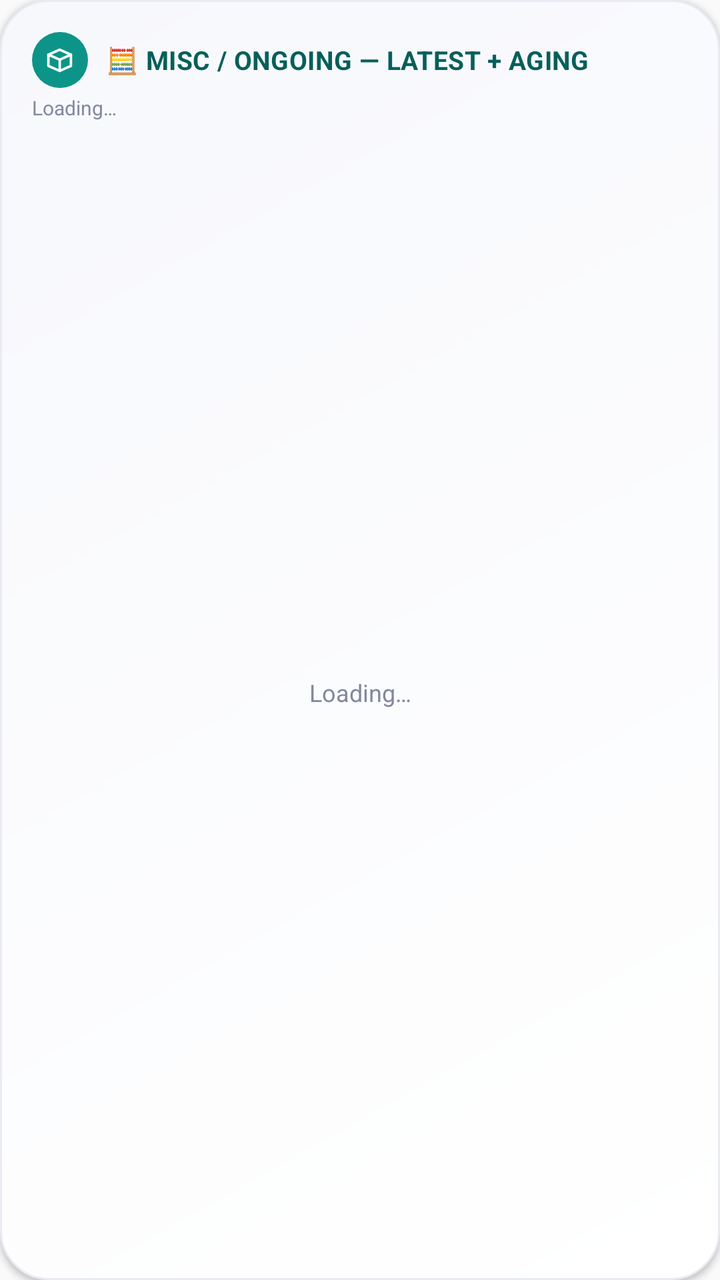
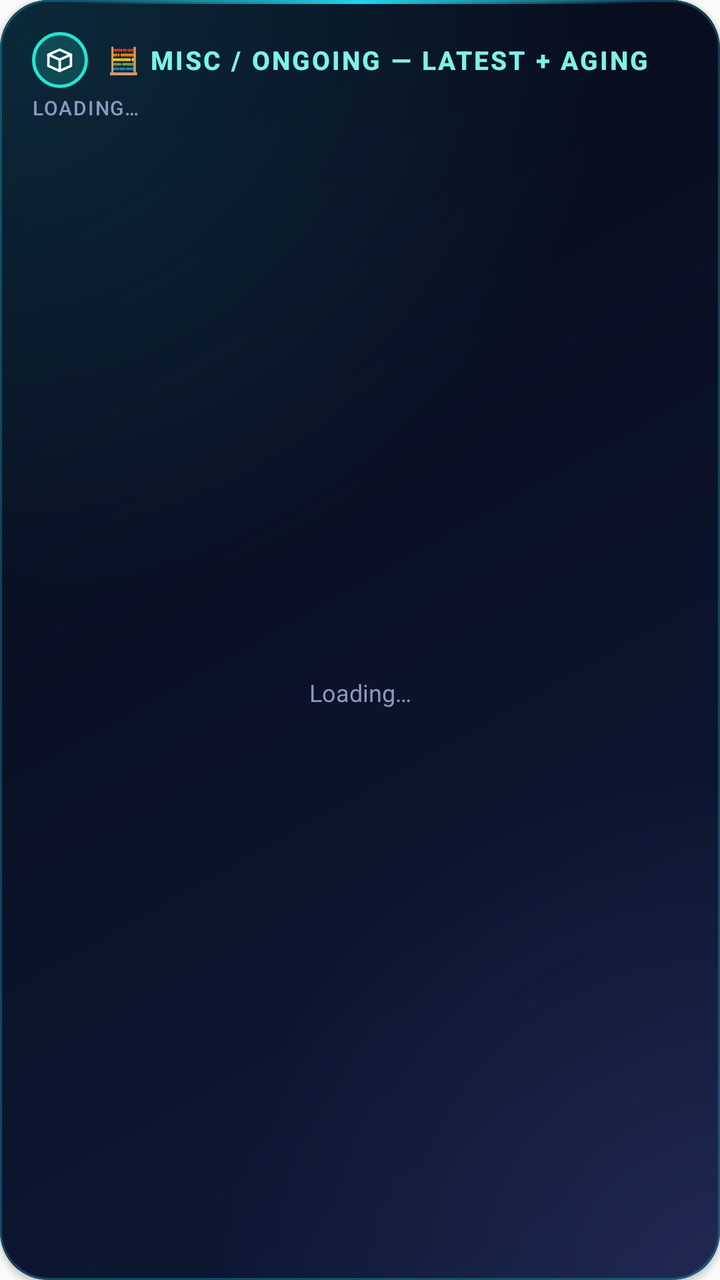

Before-and-after screenshots of an Android layout around one commit, followed by the original layout XML and the change that was made.
<!-- AndroidManifest.xml: application theme Theme.AppCompat.Light.NoActionBar -->
<!-- res/layout/widget_misc_aging.xml -->
<?xml version="1.0" encoding="utf-8"?>
<LinearLayout xmlns:android="http://schemas.android.com/apk/res/android"
    android:layout_width="match_parent"
    android:layout_height="match_parent"
    android:orientation="vertical"
    android:background="@drawable/widget_background"
    android:padding="16dp"
    android:elevation="2dp"
    android:id="@+id/ml_aging_widget_root">

    <LinearLayout
        android:layout_width="match_parent"
        android:layout_height="wrap_content"
        android:orientation="horizontal"
        android:gravity="center_vertical">
        <FrameLayout
            android:layout_width="28dp"
            android:layout_height="28dp"
            android:background="@drawable/badge_circle_inventory">
            <ImageView android:layout_width="15dp" android:layout_height="15dp"
                android:layout_gravity="center" android:src="@drawable/ic_box" />
        </FrameLayout>
        <TextView
            android:layout_width="0dp"
            android:layout_height="wrap_content"
            android:layout_weight="1"
            android:layout_marginStart="9dp"
            android:text="@string/ml_aging_widget_title"
            android:textColor="@color/accent_inventory_dark"
            android:textStyle="bold"
            android:textSize="13sp"
            android:letterSpacing="0.01" />
    </LinearLayout>

    <TextView
        android:id="@+id/ml_aging_subtitle"
        android:layout_width="match_parent"
        android:layout_height="wrap_content"
        android:layout_marginTop="3dp"
        android:layout_marginBottom="8dp"
        android:text="@string/ml_aging_widget_subtitle"
        android:textColor="@color/ink_500"
        android:textSize="10sp" />

    <FrameLayout
        android:layout_width="match_parent"
        android:layout_height="0dp"
        android:layout_weight="1">

        <ListView
            android:id="@+id/ml_aging_listview"
            android:layout_width="match_parent"
            android:layout_height="match_parent"
            android:divider="@color/hairline"
            android:dividerHeight="1px"
            android:scrollbars="none" />

        <TextView
            android:id="@+id/ml_aging_empty_view"
            android:layout_width="match_parent"
            android:layout_height="match_parent"
            android:gravity="center"
            android:text="Loading…"
            android:textColor="@color/ink_500"
            android:textSize="12sp" />

    </FrameLayout>

</LinearLayout>
<!-- resources referenced by this layout -->
<resources>
  <color name="accent_inventory_dark">#065F5A</color>
  <color name="hairline">#EDEFF5</color>
  <color name="ink_500">#8388A0</color>
  <!-- drawable badge_circle_inventory (drawable) -->
  <?xml version="1.0" encoding="utf-8"?>
  <shape xmlns:android="http://schemas.android.com/apk/res/android" android:shape="oval">
      <solid android:color="@color/accent_inventory" />
  </shape>
  <!-- drawable ic_box (drawable) -->
  <vector xmlns:android="http://schemas.android.com/apk/res/android"
      android:width="24dp" android:height="24dp" android:viewportWidth="24" android:viewportHeight="24">
      <path android:fillColor="#00000000" android:strokeColor="#FFFFFF" android:strokeWidth="2"
          android:strokeLineJoin="round" android:strokeLineCap="round"
          android:pathData="M3,8 L12,4 L21,8 L21,17 L12,21 L3,17 Z" />
      <path android:fillColor="#00000000" android:strokeColor="#FFFFFF" android:strokeWidth="2"
          android:strokeLineJoin="round" android:strokeLineCap="round"
          android:pathData="M3,8 L12,12 L21,8" />
      <path android:fillColor="#00000000" android:strokeColor="#FFFFFF" android:strokeWidth="2"
          android:strokeLineCap="round" android:pathData="M12,12 L12,21" />
  </vector>
  <!-- drawable widget_background (drawable) -->
  <?xml version="1.0" encoding="utf-8"?>
  <shape xmlns:android="http://schemas.android.com/apk/res/android"
      android:shape="rectangle">
      <corners android:radius="24dp" />
      <gradient
          android:angle="135"
          android:startColor="@color/surface_card_top"
          android:endColor="@color/surface_card_bottom"
          android:type="linear" />
      <stroke android:width="1dp" android:color="@color/surface_inset_border" />
  </shape>
  <string name="ml_aging_widget_subtitle">Loading…</string>
  <string name="ml_aging_widget_title">🧮 MISC / ONGOING — LATEST + AGING</string>
  <color name="accent_inventory">#0D9488</color>
  <color name="surface_card_top">#FFFFFF</color>
  <color name="surface_card_bottom">#F7F8FC</color>
  <color name="surface_inset_border">#E9EBF3</color>
</resources>

<!-- the commit's change to res/layout/widget_misc_aging.xml (unified diff, before → after) -->
@@ -29,7 +29,7 @@
             android:textColor="@color/accent_inventory_dark"
             android:textStyle="bold"
             android:textSize="13sp"
-            android:letterSpacing="0.01" />
+            android:textAllCaps="true" android:letterSpacing="0.08" android:fontFamily="sans-serif-medium" />
     </LinearLayout>
 
     <TextView
@@ -40,7 +40,7 @@
         android:layout_marginBottom="8dp"
         android:text="@string/ml_aging_widget_subtitle"
         android:textColor="@color/ink_500"
-        android:textSize="10sp" />
+        android:textSize="10sp" android:textAllCaps="true" android:letterSpacing="0.06" android:fontFamily="sans-serif-medium" />
 
     <FrameLayout
         android:layout_width="match_parent"
<!-- resource entries referenced after the edit -->
@@ -1,12 +1,13 @@
 <!-- resources referenced by this layout -->
 <resources>
-  <color name="accent_inventory_dark">#065F5A</color>
-  <color name="hairline">#EDEFF5</color>
-  <color name="ink_500">#8388A0</color>
+  <color name="accent_inventory_dark">#FF7DF3E6</color>
+  <color name="hairline">#FF1A2850</color>
+  <color name="ink_500">#FF8C9AC0</color>
   <!-- drawable badge_circle_inventory (drawable) -->
   <?xml version="1.0" encoding="utf-8"?>
   <shape xmlns:android="http://schemas.android.com/apk/res/android" android:shape="oval">
-      <solid android:color="@color/accent_inventory" />
+      <solid android:color="@color/accent_inventory_soft" />
+      <stroke android:width="1.5dp" android:color="@color/accent_inventory" />
   </shape>
   <!-- drawable ic_box (drawable) -->
   <vector xmlns:android="http://schemas.android.com/apk/res/android"
@@ -22,21 +23,34 @@
   </vector>
   <!-- drawable widget_background (drawable) -->
   <?xml version="1.0" encoding="utf-8"?>
-  <shape xmlns:android="http://schemas.android.com/apk/res/android"
-      android:shape="rectangle">
-      <corners android:radius="24dp" />
-      <gradient
-          android:angle="135"
-          android:startColor="@color/surface_card_top"
-          android:endColor="@color/surface_card_bottom"
-          android:type="linear" />
-      <stroke android:width="1dp" android:color="@color/surface_inset_border" />
-  </shape>
+  <layer-list xmlns:android="http://schemas.android.com/apk/res/android">
+      <item><shape android:shape="rectangle"><corners android:radius="24dp" />
+          <gradient android:angle="135" android:startColor="@color/surface_card_top" android:endColor="@color/surface_card_bottom" android:type="linear" /></shape></item>
+      <item><shape android:shape="rectangle"><corners android:radius="24dp" />
+          <gradient android:type="radial" android:gradientRadius="85%p" android:centerX="0.0" android:centerY="0.0"
+              android:startColor="@color/glow_cyan_start" android:endColor="@color/glow_cyan_end" /></shape></item>
+      <item><shape android:shape="rectangle"><corners android:radius="24dp" />
+          <gradient android:type="radial" android:gradientRadius="70%p" android:centerX="1.0" android:centerY="1.0"
+              android:startColor="@color/glow_violet_start" android:endColor="@color/glow_violet_end" /></shape></item>
+      <item><shape android:shape="rectangle"><corners android:radius="24dp" />
+          <stroke android:width="1dp" android:color="@color/neon_border" /></shape></item>
+      <item android:gravity="top" android:height="2dp" android:left="36dp" android:right="36dp">
+          <shape android:shape="rectangle"><corners android:radius="1dp" />
+              <gradient android:angle="0" android:startColor="@color/edge_fade_start" android:centerColor="@color/neon_cyan" android:endColor="@color/edge_fade_end" /></shape></item>
+  </layer-list>
   <string name="ml_aging_widget_subtitle">Loading…</string>
   <string name="ml_aging_widget_title">🧮 MISC / ONGOING — LATEST + AGING</string>
-  <color name="accent_inventory">#0D9488</color>
-  <color name="surface_card_top">#FFFFFF</color>
-  <color name="surface_card_bottom">#F7F8FC</color>
-  <color name="surface_inset_border">#E9EBF3</color>
+  <color name="accent_inventory_soft">#2E22E5D3</color>
+  <color name="accent_inventory">#FF22E5D3</color>
+  <color name="surface_card_top">#FF0F1A38</color>
+  <color name="surface_card_bottom">#FF060A18</color>
+  <color name="glow_cyan_start">#2822D3EE</color>
+  <color name="glow_cyan_end">#0022D3EE</color>
+  <color name="glow_violet_start">#248B7CFF</color>
+  <color name="glow_violet_end">#008B7CFF</color>
+  <color name="neon_border">#4422D3EE</color>
+  <color name="edge_fade_start">#0022D3EE</color>
+  <color name="neon_cyan">#FF22D3EE</color>
+  <color name="edge_fade_end">#008B7CFF</color>
 </resources>
 
